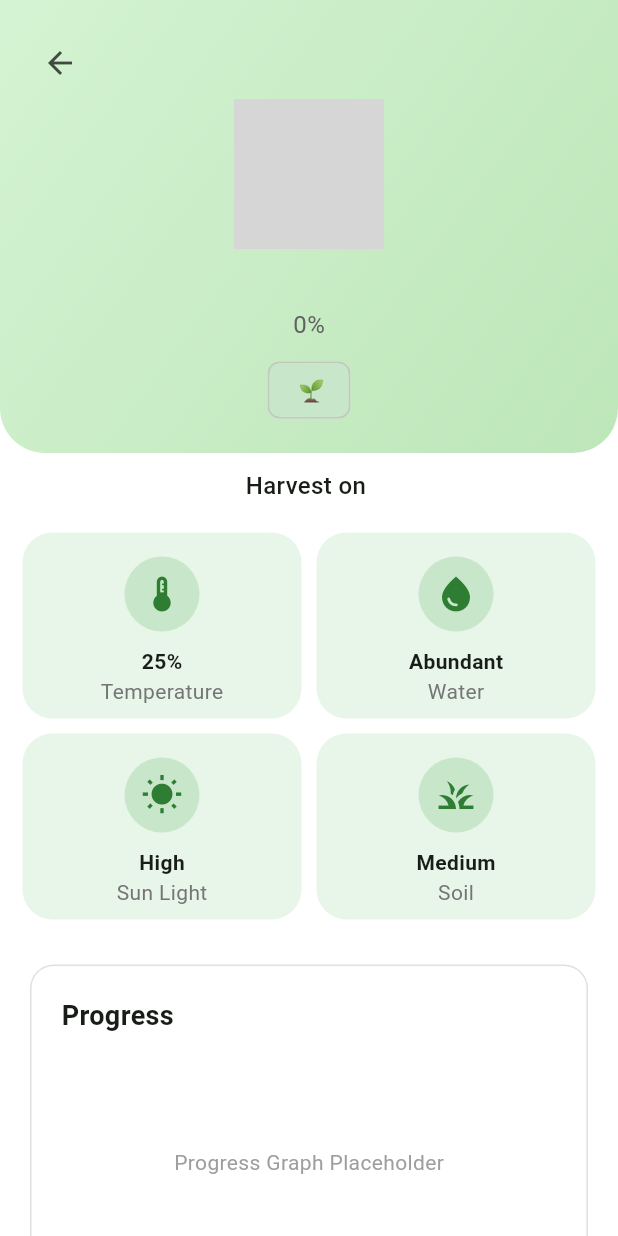
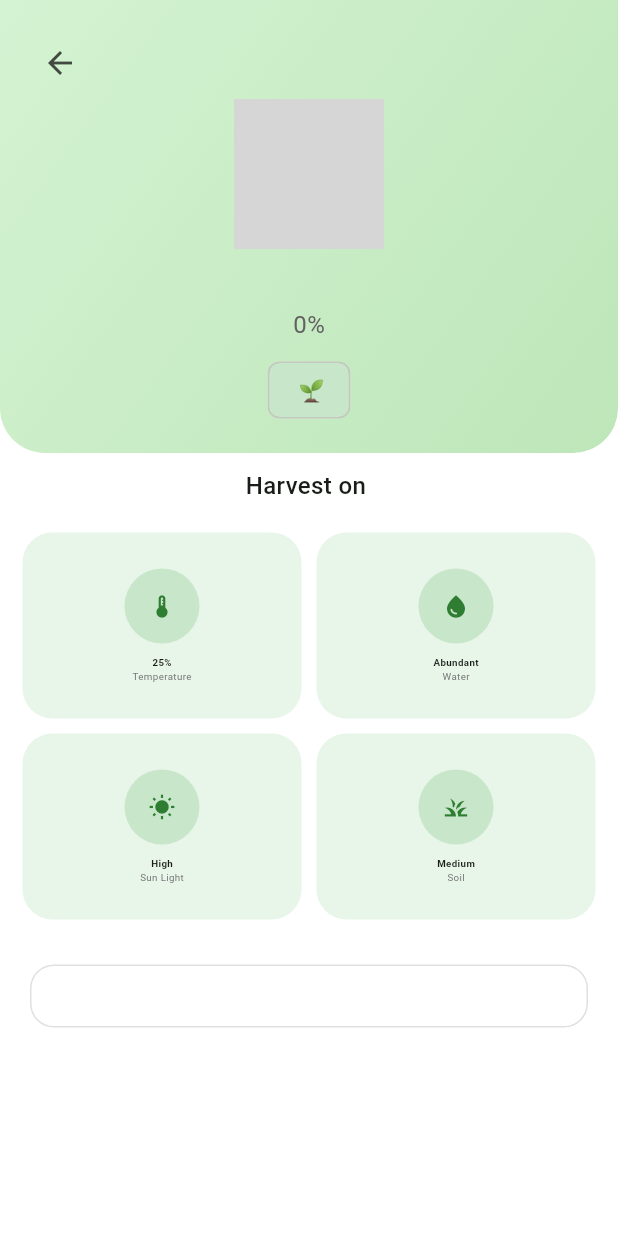
Before and after one commit to TMG-prog/Mjifarm, a Flutter app: the PlantDetailsPage screen opened directly with empty values, on a phone screen of 412 x 824 dp. Run offline on Flutter 3.47's test engine with Material 3 defaults, Android fonts, the light colour scheme and no system bars; our stand-ins replace firebase_auth, firebase_core, firebase_database, firebase_messaging, firebase_storage, flutter_dotenv and 8 more; missing offline and left inert: dart:html, firebase_ui_auth, firebase_ui_oauth_google; accounts and stored records are empty; Roboto replaces fonts that are missing (NotoSerif); grey boxes are pictures that could not be loaded.

Commit message:
Update plantdetails.dart

```diff
--- a/mjifarm/lib/plantdetails.dart
+++ b/mjifarm/lib/plantdetails.dart
@@ -145,11 +145,11 @@ class PlantDetailsPage extends StatelessWidget {
           CircleAvatar(
             radius: 25,
             backgroundColor: Colors.green.shade100,
-            child: Icon(icon, size: 28, color: Colors.green.shade800),
+            child: Icon(icon, size: 18, color: Colors.green.shade800),
           ),
-          const SizedBox(height: 10),
-          Text(value, style: const TextStyle(fontWeight: FontWeight.bold)),
-          Text(label, style: TextStyle(color: Colors.grey[600])),
+          const SizedBox(height: 8),
+          Text(value, style: const TextStyle(fontWeight: FontWeight.bold, fontSize: 6.5)),
+          Text(label, style: TextStyle(color: Colors.grey[600], fontSize: 6.5),),
         ],
       ),
     );
@@ -165,24 +165,7 @@ class PlantDetailsPage extends StatelessWidget {
           borderRadius: BorderRadius.circular(16),
           border: Border.all(color: Colors.grey.shade300),
         ),
-        child: Column(
-          crossAxisAlignment: CrossAxisAlignment.start,
-          children: [
-            const Text(
-              'Progress',
-              style: TextStyle(fontSize: 18, fontWeight: FontWeight.w600),
-            ),
-            const SizedBox(height: 10),
-            Container(
-              height: 150,
-              alignment: Alignment.center,
-              child: const Text(
-                'Progress Graph Placeholder',
-                style: TextStyle(color: Colors.grey),
-              ),
-            ),
-          ],
-        ),
+
       ),
     );
   }
```
